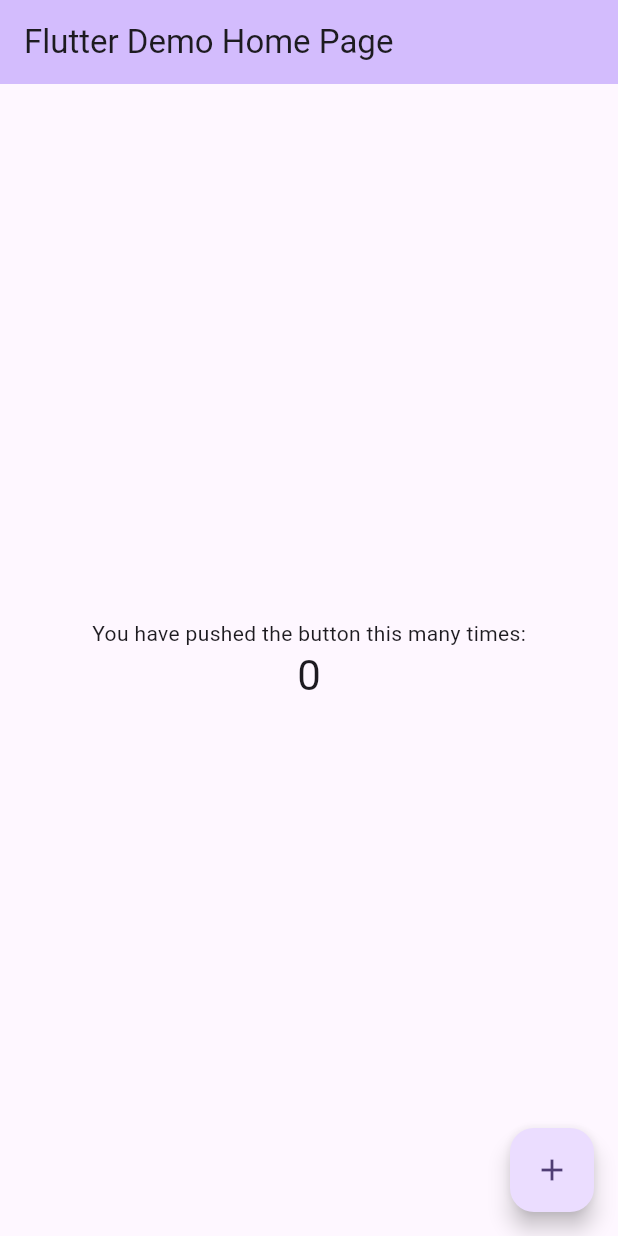
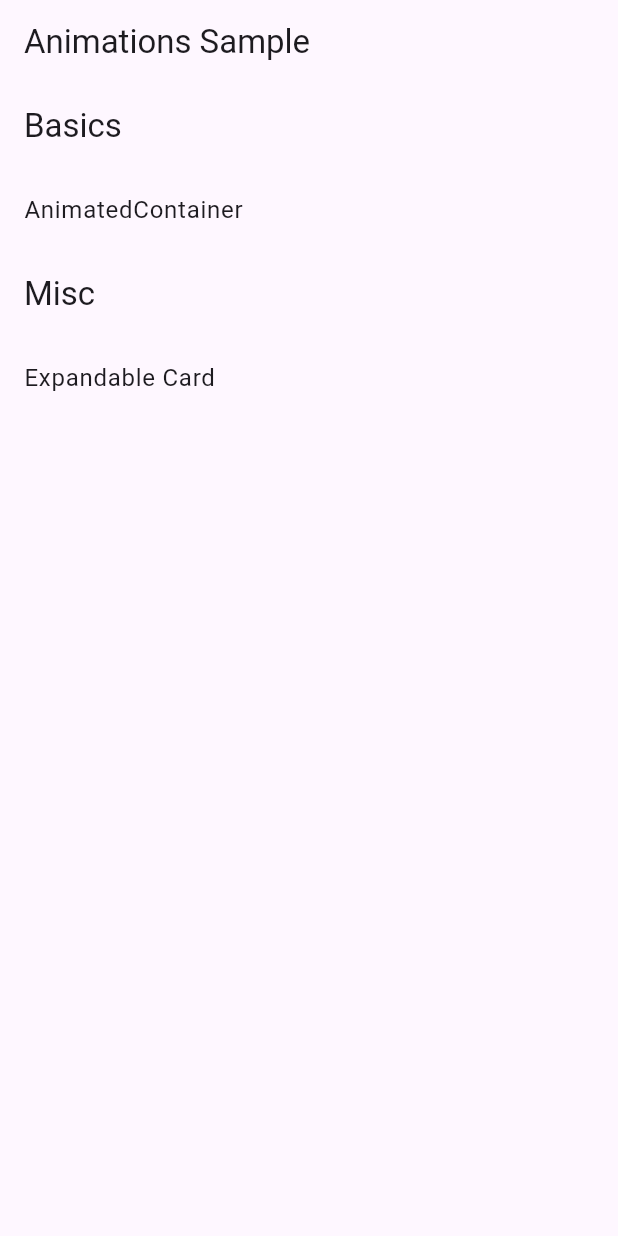
Before and after one commit to Payphone7/flutter_animations, a Flutter app: the screen it shows after launch, on a phone screen of 412 x 824 dp. Run offline on Flutter 3.47's test engine with Material 2 defaults, Android fonts, the phone set to English and light mode, and no system bars; our stand-ins replace go_router.

Commit message:
Mod : const.dart 配置管理router ;  main.dart 配置router; home.dart 首页信息

```diff
--- /dev/null
+++ b/lib/const.dart
@@ -0,0 +1,40 @@
+import 'package:go_router/go_router.dart';
+
+import 'basic/animated_container.dart';
+import 'home.dart';
+import 'misc/expand_card.dart';
+import 'models/demo.dart';
+
+final router = GoRouter(routes: [
+  GoRoute(
+    path: "/",
+    builder: (context, state) => const HomePage(),
+    routes: [
+      for (final demo in basicDemos)
+        GoRoute(
+            path: demo.route,
+            builder: (context, state) => demo.builder(context)),
+      for (final demo in miscDemos)
+        GoRoute(
+          path: demo.route,
+          builder: (context, state) => demo.builder(context),
+        ),
+    ],
+  )
+]);
+
+final basicDemos = [
+  Demo(
+    name: 'AnimatedContainer',
+    route: AnimatedContainerDemo.routeName,
+    builder: (context) => const AnimatedContainerDemo(),
+  ),
+];
+
+final miscDemos = [
+  Demo(
+    name: 'Expandable Card',
+    route: ExpandCardDemo.routeName,
+    builder: (context) => const ExpandCardDemo(),
+  ),
+];
--- /dev/null
+++ b/lib/home.dart
@@ -0,0 +1,51 @@
+import 'package:flutter/material.dart';
+import 'package:go_router/go_router.dart';
+
+import 'const.dart';
+import 'models/demo.dart';
+
+
+
+
+
+class HomePage extends StatelessWidget {
+  const HomePage({super.key});
+
+  @override
+  Widget build(BuildContext context) {
+    final headerStyle = Theme.of(context).textTheme.titleLarge;
+    return Scaffold(
+      appBar: AppBar(
+        title: const Text("Animations Sample"),
+      ),
+      body: ListView(
+        children: [
+          ListTile(
+            title: Text("Basics", style: headerStyle),
+          ),
+          ...basicDemos.map((e) => DemoTile(demo: e)),
+          ListTile(
+            title: Text("Misc", style: headerStyle),
+          ),
+          ...miscDemos.map((e) => DemoTile(demo: e)),
+        ],
+      ),
+    );
+  }
+}
+
+class DemoTile extends StatelessWidget {
+  final Demo demo;
+
+  const DemoTile({super.key, required this.demo});
+
+  @override
+  Widget build(BuildContext context) {
+    return ListTile(
+      title: Text(demo.name),
+      onTap: () {
+        context.go('/${demo.route}');
+      },
+    );
+  }
+}
--- a/lib/main.dart
+++ b/lib/main.dart
@@ -1,125 +1,22 @@
 import 'package:flutter/material.dart';
+import 'const.dart';
 
 void main() {
-  runApp(const MyApp());
+  runApp(const AnimationSamples());
 }
 
-class MyApp extends StatelessWidget {
-  const MyApp({super.key});
+class AnimationSamples extends StatelessWidget {
+  const AnimationSamples({super.key});
 
-  // This widget is the root of your application.
   @override
   Widget build(BuildContext context) {
-    return MaterialApp(
-      title: 'Flutter Demo',
+    return MaterialApp.router(
+      title: "Animation Sample",
       theme: ThemeData(
-        // This is the theme of your application.
-        //
-        // TRY THIS: Try running your application with "flutter run". You'll see
-        // the application has a blue toolbar. Then, without quitting the app,
-        // try changing the seedColor in the colorScheme below to Colors.green
-        // and then invoke "hot reload" (save your changes or press the "hot
-        // reload" button in a Flutter-supported IDE, or press "r" if you used
-        // the command line to start the app).
-        //
-        // Notice that the counter didn't reset back to zero; the application
-        // state is not lost during the reload. To reset the state, use hot
-        // restart instead.
-        //
-        // This works for code too, not just values: Most code changes can be
-        // tested with just a hot reload.
-        colorScheme: ColorScheme.fromSeed(seedColor: Colors.deepPurple),
+        colorSchemeSeed: Colors.deepPurple,
         useMaterial3: true,
       ),
-      home: const MyHomePage(title: 'Flutter Demo Home Page'),
+      routerConfig: router,
     );
   }
 }
-
-class MyHomePage extends StatefulWidget {
-  const MyHomePage({super.key, required this.title});
-
-  // This widget is the home page of your application. It is stateful, meaning
-  // that it has a State object (defined below) that contains fields that affect
-  // how it looks.
-
-  // This class is the configuration for the state. It holds the values (in this
-  // case the title) provided by the parent (in this case the App widget) and
-  // used by the build method of the State. Fields in a Widget subclass are
-  // always marked "final".
-
-  final String title;
-
-  @override
-  State<MyHomePage> createState() => _MyHomePageState();
-}
-
-class _MyHomePageState extends State<MyHomePage> {
-  int _counter = 0;
-
-  void _incrementCounter() {
-    setState(() {
-      // This call to setState tells the Flutter framework that something has
-      // changed in this State, which causes it to rerun the build method below
-      // so that the display can reflect the updated values. If we changed
-      // _counter without calling setState(), then the build method would not be
-      // called again, and so nothing would appear to happen.
-      _counter++;
-    });
-  }
-
-  @override
-  Widget build(BuildContext context) {
-    // This method is rerun every time setState is called, for instance as done
-    // by the _incrementCounter method above.
-    //
-    // The Flutter framework has been optimized to make rerunning build methods
-    // fast, so that you can just rebuild anything that needs updating rather
-    // than having to individually change instances of widgets.
-    return Scaffold(
-      appBar: AppBar(
-        // TRY THIS: Try changing the color here to a specific color (to
-        // Colors.amber, perhaps?) and trigger a hot reload to see the AppBar
-        // change color while the other colors stay the same.
-        backgroundColor: Theme.of(context).colorScheme.inversePrimary,
-        // Here we take the value from the MyHomePage object that was created by
-        // the App.build method, and use it to set our appbar title.
-        title: Text(widget.title),
-      ),
-      body: Center(
-        // Center is a layout widget. It takes a single child and positions it
-        // in the middle of the parent.
-        child: Column(
-          // Column is also a layout widget. It takes a list of children and
-          // arranges them vertically. By default, it sizes itself to fit its
-          // children horizontally, and tries to be as tall as its parent.
-          //
-          // Column has various properties to control how it sizes itself and
-          // how it positions its children. Here we use mainAxisAlignment to
-          // center the children vertically; the main axis here is the vertical
-          // axis because Columns are vertical (the cross axis would be
-          // horizontal).
-          //
-          // TRY THIS: Invoke "debug painting" (choose the "Toggle Debug Paint"
-          // action in the IDE, or press "p" in the console), to see the
-          // wireframe for each widget.
-          mainAxisAlignment: MainAxisAlignment.center,
-          children: <Widget>[
-            const Text(
-              'You have pushed the button this many times:',
-            ),
-            Text(
-              '$_counter',
-              style: Theme.of(context).textTheme.headlineMedium,
-            ),
-          ],
-        ),
-      ),
-      floatingActionButton: FloatingActionButton(
-        onPressed: _incrementCounter,
-        tooltip: 'Increment',
-        child: const Icon(Icons.add),
-      ), // This trailing comma makes auto-formatting nicer for build methods.
-    );
-  }
-}
--- /dev/null
+++ b/lib/models/demo.dart
@@ -0,0 +1,14 @@
+
+import 'package:flutter/cupertino.dart';
+
+class Demo {
+  final String name;
+  final String route;
+  final WidgetBuilder builder;
+
+  const Demo({
+    required this.name,
+    required this.route,
+    required this.builder,
+  });
+}
```
Also changed, not shown: pubspec.lock.
